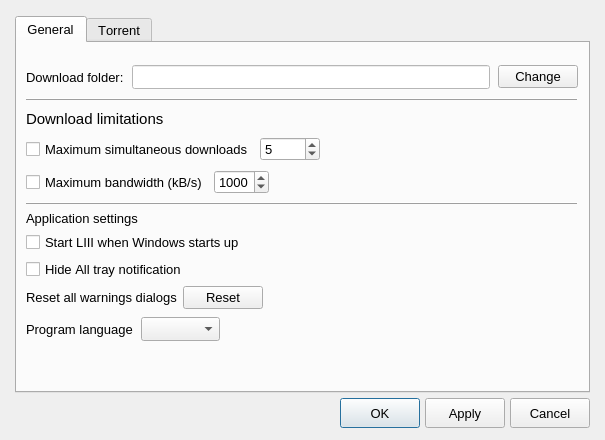
The window that src/gui/preferences.ui (aliakseis/LIII) describes before a commit, drawn with Qt 5.
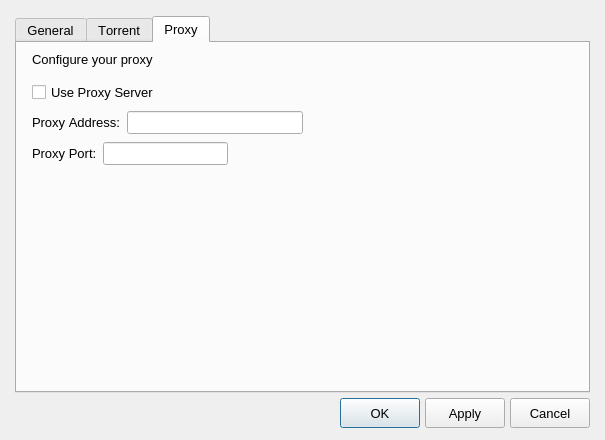
The same window after the commit. The open tabs and pages were chosen to show the change. Icons and pictures are not drawn. Custom widgets are drawn as their Qt base class.

Diff of the .ui file:
```diff
--- a/src/gui/preferences.ui
+++ b/src/gui/preferences.ui
@@ -1042,6 +1042,152 @@
          </item>
         </layout>
        </widget>
+       <widget class="QWidget" name="tab_3">
+        <attribute name="title">
+         <string>Proxy</string>
+        </attribute>
+        <layout class="QGridLayout" name="gridLayout_11">
+         <property name="leftMargin">
+          <number>0</number>
+         </property>
+         <property name="topMargin">
+          <number>0</number>
+         </property>
+         <property name="rightMargin">
+          <number>0</number>
+         </property>
+         <property name="bottomMargin">
+          <number>0</number>
+         </property>
+         <property name="spacing">
+          <number>0</number>
+         </property>
+         <item row="0" column="0">
+          <layout class="QVBoxLayout" name="verticalLayout_11">
+           <property name="leftMargin">
+            <number>15</number>
+           </property>
+           <property name="topMargin">
+            <number>9</number>
+           </property>
+           <property name="rightMargin">
+            <number>15</number>
+           </property>
+           <item>
+            <layout class="QHBoxLayout" name="horizontalLayout_8">
+             <property name="spacing">
+              <number>15</number>
+             </property>
+             <property name="bottomMargin">
+              <number>15</number>
+             </property>
+             <item>
+              <widget class="QLabel" name="labelProxy">
+               <property name="text">
+                <string>Configure your proxy</string>
+               </property>
+              </widget>
+             </item>
+            </layout>
+           </item>
+           <item>
+            <layout class="QHBoxLayout" name="horizontalLayout_111">
+             <property name="topMargin">
+              <number>0</number>
+             </property>
+             <item>
+              <layout class="QVBoxLayout" name="verticalLayout_101">
+               <property name="spacing">
+                <number>8</number>
+               </property>
+               <item>
+                <widget class="QCheckBox" name="chbUseProxy">
+                 <property name="text">
+                  <string>Use Proxy Server</string>
+                 </property>
+                </widget>
+               </item>
+               <item>
+                <layout class="QHBoxLayout" name="horizontalLayout_10">
+                 <property name="spacing">
+                  <number>6</number>
+                 </property>
+                 <item>
+                  <widget class="QLabel" name="label_15">
+                   <property name="text">
+                    <string>Proxy Address:</string>
+                   </property>
+                  </widget>
+                 </item>
+                 <item>
+                  <widget class="QLineEdit" name="leProxyAddress"/>
+                 </item>
+                </layout>
+               </item>
+               <item>
+                <layout class="QHBoxLayout" name="horizontalLayout_91">
+                 <property name="spacing">
+                  <number>6</number>
+                 </property>
+                 <item>
+                  <widget class="QLabel" name="label_16">
+                   <property name="text">
+                    <string>Proxy Port:</string>
+                   </property>
+                  </widget>
+                 </item>
+                 <item>
+                  <widget class="QLineEdit" name="leProxyPort"/>
+                 </item>
+                 <item>
+                  <spacer name="horizontalSpacer_61">
+                   <property name="orientation">
+                    <enum>Qt::Horizontal</enum>
+                   </property>
+                   <property name="sizeHint" stdset="0">
+                    <size>
+                     <width>40</width>
+                     <height>20</height>
+                    </size>
+                   </property>
+                  </spacer>
+                 </item>
+                </layout>
+               </item>
+              </layout>
+             </item>
+             <item>
+              <spacer name="horizontalSpacer_41">
+               <property name="orientation">
+                <enum>Qt::Horizontal</enum>
+               </property>
+               <property name="sizeHint" stdset="0">
+                <size>
+                 <width>40</width>
+                 <height>20</height>
+                </size>
+               </property>
+              </spacer>
+             </item>
+            </layout>
+           </item>
+           <item>
+            <spacer name="verticalSpacer_21">
+             <property name="orientation">
+              <enum>Qt::Vertical</enum>
+             </property>
+             <property name="sizeHint" stdset="0">
+              <size>
+               <width>20</width>
+               <height>1</height>
+              </size>
+             </property>
+            </spacer>
+           </item>
+          </layout>
+         </item>
+        </layout>
+       </widget>
       </widget>
      </item>
      <item>
```
Left out of the diff: 1 changed line with no effect on the pictures.
